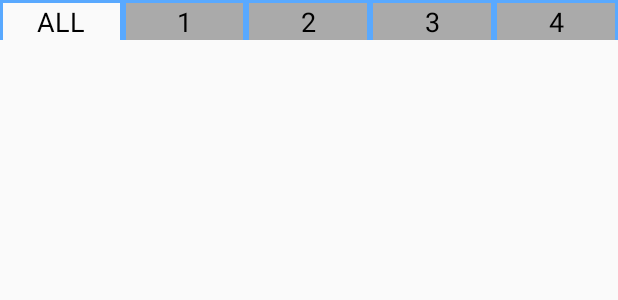
After one commit to rychan/Fyp, an Android app: the layout state_bar.xml on its own in the app's theme, with its tools: preview values and no code run, on a phone screen of 412 x 824 dp. The commit adds this screen. Shown: the top 300 px of the screen. Run offline under Robolectric (Android 15) with nearby library versions, the phone set to English and light mode, and no system bars.

Commit message:
Improved UI

```diff
--- a/app/src/main/java/com/example/rychan/fyp/perspective_transform/RegionSelector.java
+++ b/app/src/main/java/com/example/rychan/fyp/perspective_transform/RegionSelector.java
@@ -175,8 +175,7 @@ public class RegionSelector extends FrameLayout {
         canvas.drawLine(pointer2.getX() + (pointer2.getWidth() / 2),
                 pointer2.getY() + (pointer2.getHeight() / 2),
                 pointer4.getX() + (pointer4.getWidth() / 2),
-                pointer4.getY() + (pointer4.getHeight() / 2),
-                paint);
+                pointer4.getY() + (pointer4.getHeight() / 2), paint);
         canvas.drawLine(pointer3.getX() + (pointer3.getWidth() / 2),
                 pointer3.getY() + (pointer3.getHeight() / 2),
                 pointer4.getX() + (pointer4.getWidth() / 2),
--- /dev/null
+++ b/app/src/main/res/layout/state_bar.xml
@@ -0,0 +1,81 @@
+<?xml version="1.0" encoding="utf-8"?>
+<LinearLayout xmlns:android="http://schemas.android.com/apk/res/android"
+    android:layout_width="match_parent"
+    android:layout_height="wrap_content"
+    android:background="@color/regionSelectorCircleStrokeColor">
+
+    <TextView
+        android:id="@+id/tab_all"
+        android:layout_width="0dp"
+        android:layout_height="wrap_content"
+        android:layout_marginEnd="@dimen/state_bar_margin"
+        android:layout_marginStart="@dimen/state_bar_margin"
+        android:layout_marginTop="@dimen/state_bar_margin"
+        android:layout_weight="1"
+        android:background="?android:attr/colorBackground"
+        android:clickable="true"
+        android:gravity="center"
+        android:text="ALL"
+        android:textColor="@android:color/black"
+        android:textSize="18sp" />
+
+    <TextView
+        android:id="@+id/tab_1"
+        android:layout_width="0dp"
+        android:layout_height="wrap_content"
+        android:layout_marginEnd="@dimen/state_bar_margin"
+        android:layout_marginStart="@dimen/state_bar_margin"
+        android:layout_marginTop="@dimen/state_bar_margin"
+        android:layout_weight="1"
+        android:background="@android:color/darker_gray"
+        android:clickable="true"
+        android:gravity="center"
+        android:text="1"
+        android:textColor="@android:color/black"
+        android:textSize="18sp" />
+
+    <TextView
+        android:id="@+id/tab_2"
+        android:layout_width="0dp"
+        android:layout_height="wrap_content"
+        android:layout_marginEnd="@dimen/state_bar_margin"
+        android:layout_marginStart="@dimen/state_bar_margin"
+        android:layout_marginTop="@dimen/state_bar_margin"
+        android:layout_weight="1"
+        android:background="@android:color/darker_gray"
+        android:clickable="true"
+        android:gravity="center"
+        android:text="2"
+        android:textColor="@android:color/black"
+        android:textSize="18sp" />
+
+    <TextView
+        android:id="@+id/tab_3"
+        android:layout_width="0dp"
+        android:layout_height="wrap_content"
+        android:layout_marginEnd="@dimen/state_bar_margin"
+        android:layout_marginStart="@dimen/state_bar_margin"
+        android:layout_marginTop="@dimen/state_bar_margin"
+        android:layout_weight="1"
+        android:background="@android:color/darker_gray"
+        android:clickable="true"
+        android:gravity="center"
+        android:text="3"
+        android:textColor="@android:color/black"
+        android:textSize="18sp" />
+
+    <TextView
+        android:id="@+id/tab_4"
+        android:layout_width="0dp"
+        android:layout_height="wrap_content"
+        android:layout_marginEnd="@dimen/state_bar_margin"
+        android:layout_marginStart="@dimen/state_bar_margin"
+        android:layout_marginTop="@dimen/state_bar_margin"
+        android:layout_weight="1"
+        android:background="@android:color/darker_gray"
+        android:clickable="true"
+        android:gravity="center"
+        android:text="4"
+        android:textColor="@android:color/black"
+        android:textSize="18sp" />
+</LinearLayout>
--- a/app/src/main/res/values/colors.xml
+++ b/app/src/main/res/values/colors.xml
@@ -4,11 +4,13 @@
     <color name="colorPrimaryDark">#303F9F</color>
     <color name="colorAccent">#FF4081</color>
 
-    <color name="blue">#ff59a9ff</color>
+    <color name="background">#fafafa</color>
+
+    <color name="blue">#59a9ff</color>
     <color name="orange">#ffff900d</color>
     <color name="bottom_background_color">#ffc4c2bc</color>
 
-    <color name="regionSelectorCircleStrokeColor">#ff59a9ff</color>
+    <color name="regionSelectorCircleStrokeColor">#59a9ff</color>
     <color name="regionSelectorCircleBackground">#90e5f8ff</color>
 
     <color name="item_background">#ede39e</color>
--- a/app/src/main/res/values/dimens.xml
+++ b/app/src/main/res/values/dimens.xml
@@ -9,6 +9,8 @@
     <dimen name="small_text_margin">5dp</dimen>
     <dimen name="big_text_padding">30dp</dimen>
 
+    <dimen name="state_bar_margin">2dp</dimen>
+
     <dimen name="scan_padding">20dp</dimen>
     <dimen name="region_selector_circle_width">40dp</dimen>
     <dimen name="region_selector_stroke_width">2dp</dimen>
```
Also changed, not shown: app/src/main/java/com/example/rychan/fyp/perspective_transform/HoughResultFragment.java (+18 -0 lines), app/src/main/java/com/example/rychan/fyp/perspective_transform/PerspectiveTransformActivity.java (+25 -2 lines), app/src/main/java/com/example/rychan/fyp/perspective_transform/StateBar.java (added, +116 -0 lines), app/src/main/res/layout/activity_perspective_transform.xml (+14 -3 lines).
